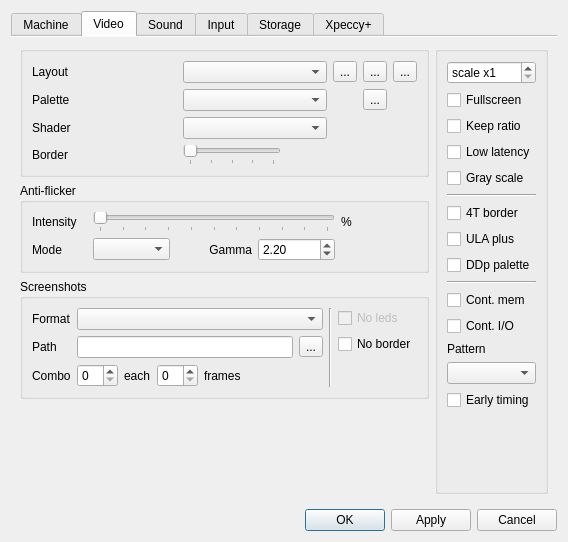
First picture: the form in ui/setupwin.ui, repository dotkoval/xpeccy-plus, before the edit.
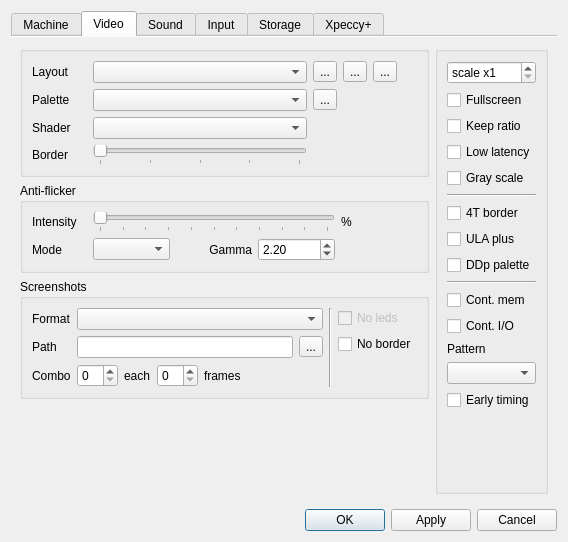
Second picture: the form after the edit. The open tabs and pages were chosen to show the change. Icons and pictures are not drawn. Custom widgets are drawn as their Qt base class.

Commit message:
Options: fix the video group's columns, widen the controls
Three widths instead of whatever the words happened to need: the names take
55 pixels, the icons and the frame size on the right take 104, and everything
left over goes to the combo boxes and the slider. The border slider sits in
the same column as the combo boxes above it, so it lines up with them. The
dialog itself is unchanged.

Patch:
```diff
--- a/ui/setupwin.ui
+++ b/ui/setupwin.ui
@@ -398,9 +398,15 @@
           <layout class="QVBoxLayout" name="verticalLayout_24">
            <item>
             <widget class="QGroupBox" name="vidViewGBox">
-             <layout class="QGridLayout" name="gridLayout_2">
+             <layout class="QGridLayout" name="gridLayout_2" columnstretch="0,1,0">
               <item row="1" column="0">
                <widget class="QLabel" name="label_8">
+                <property name="minimumSize">
+                 <size>
+                  <width>55</width>
+                  <height>0</height>
+                 </size>
+                </property>
                 <property name="text">
                  <string>Layout</string>
                 </property>
@@ -441,10 +447,29 @@
                   </property>
                  </widget>
                 </item>
+                <item>
+                 <spacer name="spacerLayBtn">
+                  <property name="orientation">
+                   <enum>Qt::Horizontal</enum>
+                  </property>
+                  <property name="sizeHint" stdset="0">
+                   <size>
+                    <width>0</width>
+                    <height>0</height>
+                   </size>
+                  </property>
+                 </spacer>
+                </item>
                </layout>
               </item>
-              <item row="4" column="0">
+              <item row="3" column="0">
                <widget class="QLabel" name="labShader">
+                <property name="minimumSize">
+                 <size>
+                  <width>55</width>
+                  <height>0</height>
+                 </size>
+                </property>
                 <property name="text">
                  <string>Shader</string>
                 </property>
@@ -453,16 +478,20 @@
               <item row="1" column="1">
                <widget class="QComboBox" name="geombox"/>
               </item>
-              <item row="5" column="0">
+              <item row="4" column="0">
                <widget class="QLabel" name="label_3">
+                <property name="minimumSize">
+                 <size>
+                  <width>55</width>
+                  <height>0</height>
+                 </size>
+                </property>
                 <property name="text">
                  <string>Border</string>
                 </property>
                </widget>
               </item>
-              <item row="5" column="1" colspan="2">
-               <layout class="QHBoxLayout" name="bszBox">
-                <item>
+              <item row="4" column="1">
                  <widget class="xSlider" name="bszsld">
                   <property name="maximum">
                    <number>4</number>
@@ -481,26 +510,36 @@
                   </property>
                  </widget>
                 </item>
-                <item>
+              <item row="4" column="2">
                  <widget class="QLabel" name="bszlab">
                   <property name="minimumSize">
                    <size>
-                    <width>130</width>
+                  <width>104</width>
                     <height>0</height>
                    </size>
                   </property>
+                <property name="maximumSize">
+                 <size>
+                  <width>104</width>
+                  <height>16777215</height>
+                 </size>
+                </property>
                   <property name="text">
                    <string/>
                   </property>
                  </widget>
                 </item>
-               </layout>
-              </item>
-              <item row="4" column="1">
+              <item row="3" column="1">
                <widget class="QComboBox" name="cbShader"/>
               </item>
               <item row="2" column="0">
                <widget class="QLabel" name="labPalPreset">
+                <property name="minimumSize">
+                 <size>
+                  <width>55</width>
+                  <height>0</height>
+                 </size>
+                </property>
                 <property name="text">
                  <string>Palette</string>
                 </property>
@@ -522,6 +561,19 @@
                   </property>
                  </widget>
                 </item>
+                <item>
+                 <spacer name="spacerPalBtn">
+                  <property name="orientation">
+                   <enum>Qt::Horizontal</enum>
+                  </property>
+                  <property name="sizeHint" stdset="0">
+                   <size>
+                    <width>0</width>
+                    <height>0</height>
+                   </size>
+                  </property>
+                 </spacer>
+                </item>
                </layout>
               </item>
              </layout>
```
Lines whose indentation alone changed are shown as unchanged.
